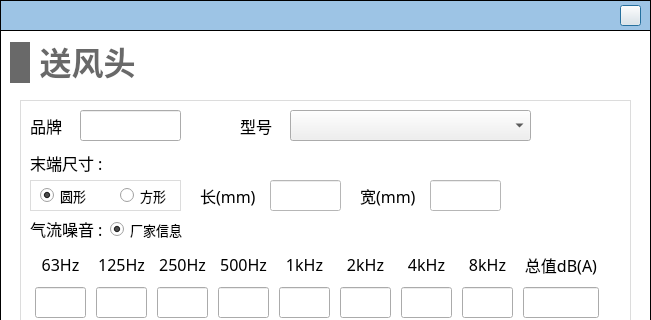
Old version of the form NoiseCalSoft/inputDialog/dialog_pump_send.ui in the repository haobana/NoiCal; both pictures show x 0 to 651 and y 0 to 320 of the 651 by 631 pixel window.
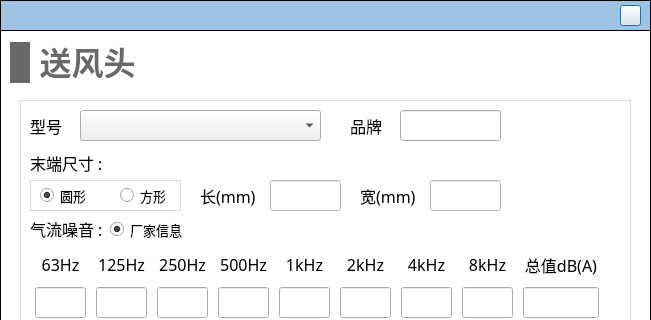
New version of the form. Icons and pictures are not drawn.

The edit to the form file:
```diff
--- a/NoiseCalSoft/inputDialog/dialog_pump_send.ui
+++ b/NoiseCalSoft/inputDialog/dialog_pump_send.ui
@@ -130,7 +130,7 @@
     <widget class="QLabel" name="label_4">
      <property name="geometry">
       <rect>
-       <x>10</x>
+       <x>330</x>
        <y>10</y>
        <width>41</width>
        <height>31</height>
@@ -149,7 +149,7 @@
     <widget class="QLabel" name="label_5">
      <property name="geometry">
       <rect>
-       <x>220</x>
+       <x>10</x>
        <y>10</y>
        <width>41</width>
        <height>31</height>
@@ -168,7 +168,7 @@
     <widget class="QLineEdit" name="lineEdit_brand">
      <property name="geometry">
       <rect>
-       <x>60</x>
+       <x>380</x>
        <y>10</y>
        <width>101</width>
        <height>31</height>
@@ -184,7 +184,7 @@
     <widget class="QComboBox" name="comboBox_model">
      <property name="geometry">
       <rect>
-       <x>270</x>
+       <x>60</x>
        <y>10</y>
        <width>241</width>
        <height>31</height>
```
